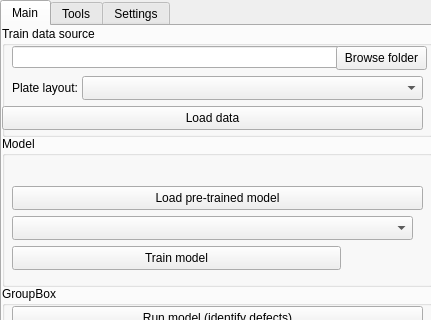
Qt form gui_files/empa_gui.ui (sergey32355/ANDRITZ) before a commit; both pictures show x 0 to 431 and y 0 to 320 of the 431 by 472 pixel window.
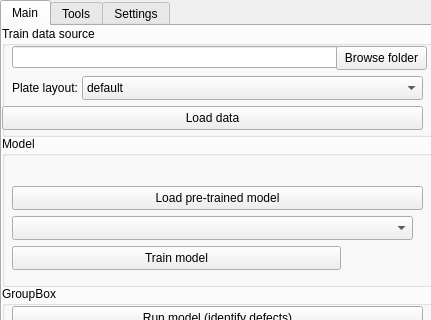
The same form after that commit.

Patch:
```diff
--- a/gui_files/empa_gui.ui
+++ b/gui_files/empa_gui.ui
@@ -74,8 +74,11 @@
          <height>24</height>
         </rect>
        </property>
+       <property name="currentText">
+        <string>default</string>
+       </property>
        <property name="currentIndex">
-        <number>-1</number>
+        <number>0</number>
        </property>
        <property name="placeholderText">
         <string>Choose BPP type</string>
```
Left out of the diff: 5 changed lines with no effect on the pictures.
